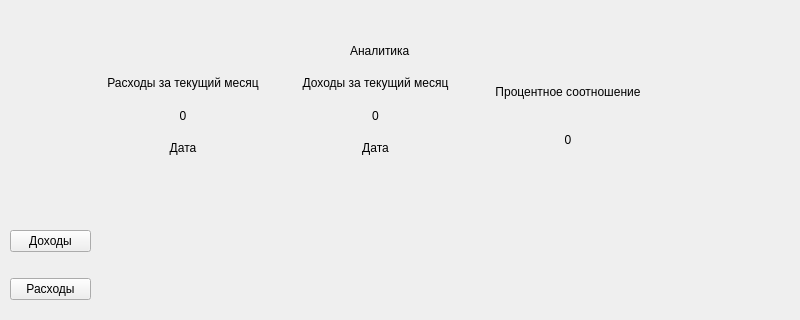
LevGolodin/C-Project, file untitled1/analytic.ui: the form before one commit; both pictures show x 0 to 800 and y 0 to 320 of the 800 by 600 pixel window.
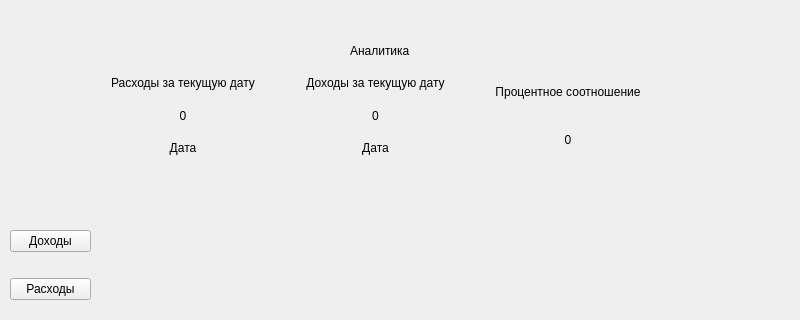
The form after the commit. Custom widgets are drawn as their Qt base class.

The edit to the form file:
```diff
--- a/untitled1/analytic.ui
+++ b/untitled1/analytic.ui
@@ -47,7 +47,7 @@
      </rect>
     </property>
    </widget>
-   <widget class="QWidget" name="">
+   <widget class="QWidget" name="layoutWidget">
     <property name="geometry">
      <rect>
       <x>90</x>
@@ -62,7 +62,7 @@
        <item>
         <widget class="QLabel" name="label_2">
          <property name="text">
-          <string>Расходы за текущий месяц</string>
+          <string>Расходы за текущую дату</string>
          </property>
          <property name="alignment">
           <set>Qt::AlignCenter</set>
@@ -96,7 +96,7 @@
        <item>
         <widget class="QLabel" name="label_6">
          <property name="text">
-          <string>Доходы за текущий месяц</string>
+          <string>Доходы за текущую дату</string>
          </property>
          <property name="alignment">
           <set>Qt::AlignCenter</set>
@@ -151,7 +151,7 @@
      </item>
     </layout>
    </widget>
-   <widget class="QWidget" name="">
+   <widget class="QWidget" name="layoutWidget">
     <property name="geometry">
      <rect>
       <x>10</x>
```
